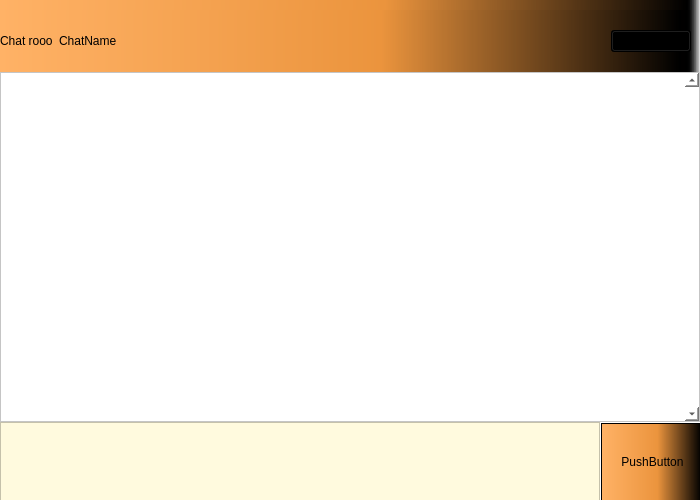
Old version of the form Chat-Application/ChatRoom.ui in the repository verina101/Chat-Application.
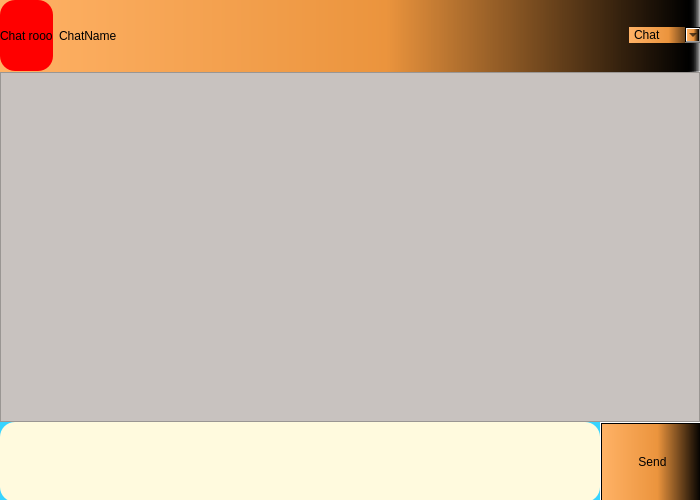
New version of the form.

What changed in the file:
```diff
--- a/Chat-Application/ChatRoom.ui
+++ b/Chat-Application/ChatRoom.ui
@@ -20,9 +20,9 @@
    <property name="geometry">
     <rect>
      <x>0</x>
-     <y>10</y>
-     <width>691</width>
-     <height>62</height>
+     <y>0</y>
+     <width>701</width>
+     <height>71</height>
     </rect>
    </property>
    <layout class="QHBoxLayout" name="horizontalLayout">
@@ -35,7 +35,8 @@
        </size>
       </property>
       <property name="styleSheet">
-       <string notr="true">background:transparent;</string>
+       <string notr="true">background:red;
+border-radius:15px;</string>
       </property>
       <property name="text">
        <string>Chat rooo</string>
@@ -57,6 +58,9 @@
       <property name="orientation">
        <enum>Qt::Horizontal</enum>
       </property>
+      <property name="sizeType">
+       <enum>QSizePolicy::Expanding</enum>
+      </property>
       <property name="sizeHint" stdset="0">
        <size>
         <width>40</width>
@@ -67,6 +71,16 @@
     </item>
     <item>
      <widget class="QComboBox" name="comboBox">
+      <property name="minimumSize">
+       <size>
+        <width>72</width>
+        <height>0</height>
+       </size>
+      </property>
+      <property name="styleSheet">
+       <string notr="true">border-radius:15px;
+</string>
+      </property>
       <item>
        <property name="text">
         <string>Chat</string>
@@ -104,35 +118,9 @@
     <number>0</number>
    </property>
    <widget class="QWidget" name="page">
-    <widget class="QScrollArea" name="scrollArea">
-     <property name="geometry">
-      <rect>
-       <x>0</x>
-       <y>0</y>
-       <width>700</width>
-       <height>350</height>
-      </rect>
-     </property>
-     <property name="styleSheet">
-      <string notr="true">background:white;</string>
-     </property>
-     <property name="verticalScrollBarPolicy">
-      <enum>Qt::ScrollBarAlwaysOn</enum>
-     </property>
-     <property name="widgetResizable">
-      <bool>true</bool>
-     </property>
-     <widget class="QWidget" name="scrollAreaWidgetContents">
-      <property name="geometry">
-       <rect>
-        <x>0</x>
-        <y>0</y>
-        <width>684</width>
-        <height>348</height>
-       </rect>
-      </property>
-     </widget>
-    </widget>
+    <property name="styleSheet">
+     <string notr="true"/>
+    </property>
     <widget class="QPlainTextEdit" name="plainTextEdit">
      <property name="geometry">
       <rect>
@@ -144,6 +132,9 @@
      </property>
      <property name="styleSheet">
       <string notr="true">background:rgb(255, 250, 222);
+font-size:14px;
+color:black;
+border-radius:15px;
 
 
 </string>
@@ -162,7 +153,20 @@
       <string notr="true">background:qlineargradient(spread:pad, x1:0, y1:0, x2:1, y2:0, stop:0 rgba(255, 178, 102, 255), stop:0.55 rgba(235, 148, 61, 255), stop:0.98 rgba(0, 0, 0, 255), stop:1 rgba(0, 0, 0, 0));</string>
      </property>
      <property name="text">
-      <string>PushButton</string>
+      <string>Send</string>
+     </property>
+    </widget>
+    <widget class="QListWidget" name="listWidget">
+     <property name="geometry">
+      <rect>
+       <x>0</x>
+       <y>0</y>
+       <width>700</width>
+       <height>350</height>
+      </rect>
+     </property>
+     <property name="styleSheet">
+      <string notr="true">background:rgb(200, 194, 191);</string>
      </property>
     </widget>
    </widget>
```
Left out of the diff: 5 changed lines with no effect on the pictures.
